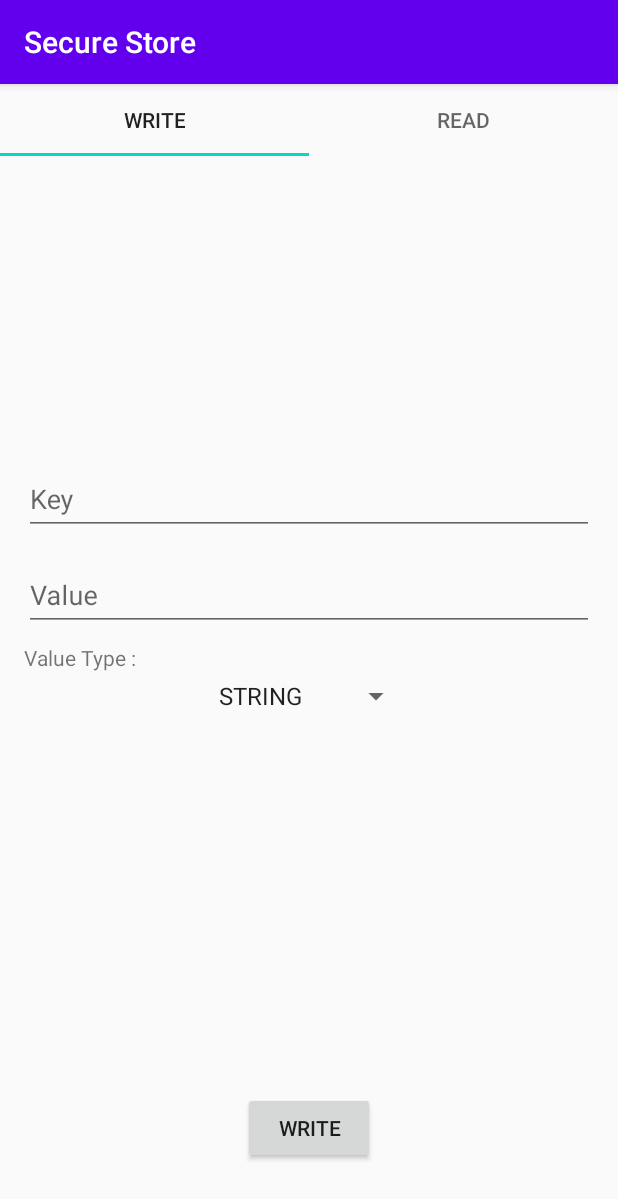
After one commit to mobven/MMBKitSampleAndroid, an Android app: the SecureStoreActivity screen opened directly, with no data from a screen before it, on a phone screen of 412 x 824 dp. The commit adds this screen. Shown: the top 1199 px of the screen. Run offline under Robolectric (Android 15) with nearby library versions, the light colour scheme and no system bars; libraries missing offline, so code that uses them is left out: com.mobven.appsecurity; 1 statement that could not run was skipped.

Commit message:
Secure store

```diff
--- a/app/src/main/AndroidManifest.xml
+++ b/app/src/main/AndroidManifest.xml
@@ -39,6 +39,10 @@
             android:name=".appsecurity.appprotection.passcode.PassCodeDetectionActivity"
             android:label="Pass Code Detection" />
         <activity
+            android:name=".appsecurity.tamperprotection.securestore.SecureStoreActivity"
+            android:label="Secure Store"
+            android:windowSoftInputMode="adjustNothing" />
+        <activity
             android:name=".appsecurity.tamperprotection.forceupdate.ForceUpdateActivity"
             android:label="Force Update Activity" />
         <activity
--- /dev/null
+++ b/app/src/main/java/com/mobven/mmbkittester/appsecurity/tamperprotection/securestore/SecureStoreActivity.kt
@@ -0,0 +1,30 @@
+package com.mobven.mmbkittester.appsecurity.tamperprotection.securestore
+
+import android.os.Bundle
+import androidx.appcompat.app.AppCompatActivity
+import com.google.android.material.tabs.TabLayoutMediator
+import com.mobven.appsecurity.AppSecurity
+import com.mobven.mmbkittester.R
+import kotlinx.android.synthetic.main.activity_secure_store.*
+
+class SecureStoreActivity: AppCompatActivity() {
+
+    private val tabTitles = listOf("WRITE", "READ")
+
+    override fun onCreate(savedInstanceState: Bundle?) {
+        super.onCreate(savedInstanceState)
+        setContentView(R.layout.activity_secure_store)
+
+        AppSecurity.preferencesMasterKey = "MySecretKey"
+
+        pager.adapter = SecureStorePagerAdapter(this)
+        TabLayoutMediator(tabs, pager) { tab, position ->
+            tab.text = tabTitles[position]
+            pager.setCurrentItem(tab.position, true)
+        }.attach()
+    }
+}
+
+enum class StoreType {
+    STRING, BOOLEAN, INT, FLOAT, LONG
+}
--- /dev/null
+++ b/app/src/main/java/com/mobven/mmbkittester/appsecurity/tamperprotection/securestore/SecureStorePagerAdapter.kt
@@ -0,0 +1,17 @@
+package com.mobven.mmbkittester.appsecurity.tamperprotection.securestore
+
+import androidx.fragment.app.Fragment
+import androidx.fragment.app.FragmentActivity
+import androidx.viewpager2.adapter.FragmentStateAdapter
+
+
+class SecureStorePagerAdapter(activity: FragmentActivity) : FragmentStateAdapter(activity) {
+    override fun getItemCount(): Int = 2
+
+    override fun createFragment(position: Int): Fragment = when (position) {
+        0 -> SecureStoreWriteFragment.newInstance()
+        1 -> SecureStoreReadFragment.newInstance()
+        else -> Fragment()
+    }
+
+}
--- /dev/null
+++ b/app/src/main/java/com/mobven/mmbkittester/appsecurity/tamperprotection/securestore/SecureStoreWriteFragment.kt
@@ -0,0 +1,102 @@
+package com.mobven.mmbkittester.appsecurity.tamperprotection.securestore
+
+import android.os.Bundle
+import android.view.LayoutInflater
+import android.view.View
+import android.view.ViewGroup
+import android.widget.AdapterView
+import android.widget.ArrayAdapter
+import androidx.fragment.app.Fragment
+import com.mobven.appsecurity.AppSecurity
+import com.mobven.mmbkittester.R
+import com.mobven.mmbkittester.extension.showToast
+import kotlinx.android.synthetic.main.fragment_secure_store_write.*
+import java.lang.NumberFormatException
+
+class SecureStoreWriteFragment : Fragment() {
+
+    var selectedType: StoreType = StoreType.STRING
+
+    override fun onCreateView(
+        inflater: LayoutInflater,
+        container: ViewGroup?,
+        savedInstanceState: Bundle?
+    ): View? {
+        return inflater.inflate(R.layout.fragment_secure_store_write, container, false)
+    }
+
+    override fun onViewCreated(view: View, savedInstanceState: Bundle?) {
+        super.onViewCreated(view, savedInstanceState)
+
+        initTypeSpinner()
+        btnWrite.setOnClickListener {
+            if (edtKey.text.isNullOrEmpty().not()) {
+                if (edtValue.text.isNullOrEmpty().not()) {
+                    handleWrite(edtKey.text.toString(), edtValue.text.toString(), selectedType)
+                } else {
+                    requireContext().showToast("Pref value can not be empty")
+                }
+            } else {
+                requireContext().showToast("Pref key can not be empty")
+            }
+        }
+    }
+
+    private fun handleWrite(key: String, value: String, type: StoreType) {
+        when (type) {
+            StoreType.STRING -> {
+                AppSecurity.putEncryptedString(key, value)
+                requireContext().showToast("Wrote successfully")
+            }
+            StoreType.BOOLEAN -> {
+                AppSecurity.putEncryptedBoolean(key, value.toBoolean())
+                requireContext().showToast("Wrote successfully")
+            }
+            StoreType.INT -> try {
+                AppSecurity.putEncryptedInt(key, value.toInt())
+                requireContext().showToast("Wrote successfully")
+            } catch (ex: NumberFormatException) {
+                requireContext().showToast("Value is not an integer")
+            }
+            StoreType.FLOAT -> try {
+                AppSecurity.putEncryptedFloat(key, value.toFloat())
+                requireContext().showToast("Wrote successfully")
+            } catch (ex: NumberFormatException) {
+                requireContext().showToast("Value is not a float")
+            }
+            StoreType.LONG -> try {
+                AppSecurity.putEncryptedLong(key, value.toLong())
+                requireContext().showToast("Wrote successfully")
+            } catch (ex: NumberFormatException) {
+                requireContext().showToast("Value is not a long")
+            }
+        }
+    }
+
+    private fun initTypeSpinner() {
+        spinnerType.adapter = ArrayAdapter<StoreType>(
+            requireContext(),
+            android.R.layout.simple_spinner_item,
+            StoreType.values()
+        ).apply {
+            setDropDownViewResource(android.R.layout.simple_spinner_dropdown_item)
+        }
+        spinnerType.onItemSelectedListener = object : AdapterView.OnItemSelectedListener {
+            override fun onItemSelected(
+                parent: AdapterView<*>?,
+                view: View?,
+                position: Int,
+                id: Long
+            ) {
+                selectedType = StoreType.values()[position]
+            }
+
+            override fun onNothingSelected(parent: AdapterView<*>?) {}
+        }
+    }
+
+    companion object {
+        fun newInstance() = SecureStoreWriteFragment()
+    }
+
+}
--- a/app/src/main/java/com/mobven/mmbkittester/menu/MenuActivity.kt
+++ b/app/src/main/java/com/mobven/mmbkittester/menu/MenuActivity.kt
@@ -11,6 +11,7 @@ import com.mobven.mmbkittester.appsecurity.appprotection.snapshot.SnapshotSettin
 import com.mobven.mmbkittester.appsecurity.tamperprotection.appintegrity.ValidateAppIntegrityActivity
 import com.mobven.mmbkittester.appsecurity.tamperprotection.forceupdate.ForceUpdateActivity
 import com.mobven.mmbkittester.appsecurity.tamperprotection.marketcheck.MarketCheckActivity
+import com.mobven.mmbkittester.appsecurity.tamperprotection.securestore.SecureStoreActivity
 
 class MenuActivity : AppCompatActivity() {
 
@@ -22,7 +23,7 @@ class MenuActivity : AppCompatActivity() {
                 MenuItem("Disable Copy/Paste", redirectClass = SecureTextActivity::class.java),
                 MenuItem("Prevent Screen Record", redirectClass = ScreenRecordSettingActivity::class.java),
                 MenuItem("PassCode Detection", redirectClass = PassCodeDetectionActivity::class.java),
-                MenuItem("Secure Store"),
+                MenuItem("Secure Store", redirectClass = SecureStoreActivity::class.java),
                 MenuItem("Force Update", redirectClass = ForceUpdateActivity::class.java),
                 MenuItem("Validate App Integrity", redirectClass = ValidateAppIntegrityActivity::class.java),
                 MenuItem("Market Check", redirectClass = MarketCheckActivity::class.java)
--- /dev/null
+++ b/app/src/main/res/layout/activity_secure_store.xml
@@ -0,0 +1,20 @@
+<?xml version="1.0" encoding="utf-8"?>
+<androidx.constraintlayout.widget.ConstraintLayout xmlns:android="http://schemas.android.com/apk/res/android"
+    xmlns:app="http://schemas.android.com/apk/res-auto"
+    android:layout_width="match_parent"
+    android:layout_height="match_parent">
+
+    <com.google.android.material.tabs.TabLayout
+        android:id="@+id/tabs"
+        android:layout_width="match_parent"
+        android:layout_height="wrap_content"
+        app:layout_constraintTop_toTopOf="parent"/>
+
+    <androidx.viewpager2.widget.ViewPager2
+        android:id="@+id/pager"
+        android:layout_width="match_parent"
+        android:layout_height="0dp"
+        app:layout_constraintBottom_toBottomOf="parent"
+        app:layout_constraintTop_toBottomOf="@+id/tabs" />
+
+</androidx.constraintlayout.widget.ConstraintLayout>
--- /dev/null
+++ b/app/src/main/res/layout/fragment_secure_store_write.xml
@@ -0,0 +1,70 @@
+<?xml version="1.0" encoding="utf-8"?>
+<androidx.constraintlayout.widget.ConstraintLayout xmlns:android="http://schemas.android.com/apk/res/android"
+    xmlns:app="http://schemas.android.com/apk/res-auto"
+    android:layout_width="match_parent"
+    android:layout_height="match_parent">
+
+    <com.google.android.material.textfield.TextInputLayout
+        android:id="@+id/inputKey"
+        android:layout_width="match_parent"
+        android:layout_height="wrap_content"
+        android:layout_marginStart="16dp"
+        android:layout_marginEnd="16dp"
+        android:layout_marginBottom="8dp"
+        app:layout_constraintBottom_toTopOf="@+id/inputValue">
+
+        <com.google.android.material.textfield.TextInputEditText
+            android:id="@+id/edtKey"
+            android:layout_width="match_parent"
+            android:layout_height="wrap_content"
+            android:hint="Key" />
+
+    </com.google.android.material.textfield.TextInputLayout>
+
+    <com.google.android.material.textfield.TextInputLayout
+        android:id="@+id/inputValue"
+        android:layout_width="match_parent"
+        android:layout_height="wrap_content"
+        android:layout_marginStart="16dp"
+        android:layout_marginEnd="16dp"
+        android:layout_marginBottom="8dp"
+        app:layout_constraintBottom_toTopOf="@+id/txtTypeTitle">
+
+        <com.google.android.material.textfield.TextInputEditText
+            android:id="@+id/edtValue"
+            android:layout_width="match_parent"
+            android:layout_height="wrap_content"
+            android:hint="Value" />
+
+    </com.google.android.material.textfield.TextInputLayout>
+
+    <TextView
+        android:id="@+id/txtTypeTitle"
+        android:layout_width="wrap_content"
+        android:layout_height="wrap_content"
+        android:layout_marginStart="16dp"
+        android:layout_marginBottom="4dp"
+        android:text="Value Type :"
+        app:layout_constraintBottom_toTopOf="@+id/spinnerType"
+        app:layout_constraintStart_toStartOf="parent" />
+
+    <Spinner
+        android:id="@+id/spinnerType"
+        android:layout_width="wrap_content"
+        android:layout_height="wrap_content"
+        app:layout_constraintBottom_toBottomOf="parent"
+        app:layout_constraintEnd_toEndOf="parent"
+        app:layout_constraintStart_toStartOf="parent"
+        app:layout_constraintTop_toTopOf="parent" />
+
+    <Button
+        android:id="@+id/btnWrite"
+        android:layout_width="wrap_content"
+        android:layout_height="wrap_content"
+        android:layout_marginBottom="48dp"
+        android:text="WRITE"
+        app:layout_constraintBottom_toBottomOf="parent"
+        app:layout_constraintEnd_toEndOf="parent"
+        app:layout_constraintStart_toStartOf="parent" />
+
+</androidx.constraintlayout.widget.ConstraintLayout>
```
Also changed, not shown: app/src/main/java/com/mobven/mmbkittester/appsecurity/tamperprotection/securestore/SecureStoreReadFragment.kt (added, +74 -0 lines), app/src/main/java/com/mobven/mmbkittester/extension/Context.kt (added, +8 -0 lines), app/src/main/res/layout/fragment_secure_store_read.xml (added, +71 -0 lines).
